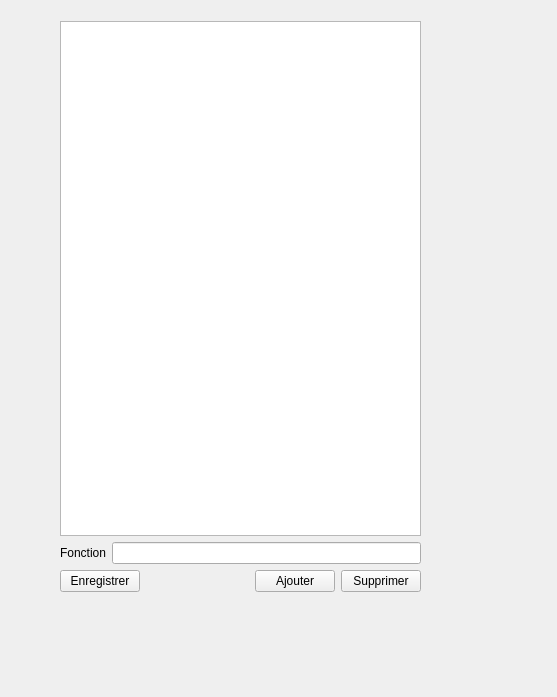
LucaSaricaLangevin/TP2-Luca-Steven, file ui/function.ui: the form before one commit.
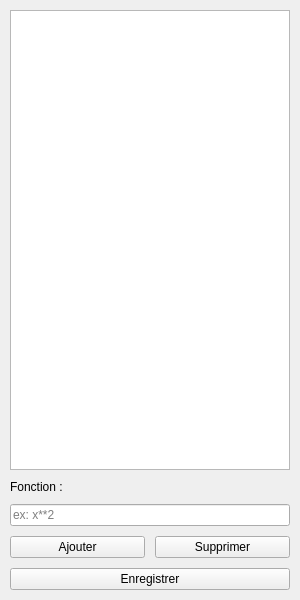
The form after the commit.

```diff
--- a/ui/function.ui
+++ b/ui/function.ui
@@ -6,63 +6,63 @@
    <rect>
     <x>0</x>
     <y>0</y>
-    <width>557</width>
-    <height>697</height>
+    <width>300</width>
+    <height>600</height>
    </rect>
   </property>
+  <property name="minimumSize">
+   <size>
+    <width>250</width>
+    <height>400</height>
+   </size>
+  </property>
   <property name="windowTitle">
    <string>DockWidget</string>
   </property>
   <widget class="QWidget" name="dockWidgetContents">
-   <widget class="QWidget" name="">
-    <property name="geometry">
-     <rect>
-      <x>60</x>
-      <y>21</y>
-      <width>361</width>
-      <height>571</height>
-     </rect>
+   <layout class="QVBoxLayout" name="mainVerticalLayout">
+    <property name="spacing">
+     <number>10</number>
     </property>
-    <layout class="QVBoxLayout" name="verticalLayout">
+    <property name="leftMargin">
+     <number>10</number>
+    </property>
+    <property name="topMargin">
+     <number>10</number>
+    </property>
+    <property name="rightMargin">
+     <number>10</number>
+    </property>
+    <property name="bottomMargin">
+     <number>10</number>
+    </property>
      <item>
-      <widget class="QListWidget" name="listWidget"/>
+     <widget class="QListWidget" name="listWidget">
+      <property name="alternatingRowColors">
+       <bool>true</bool>
+      </property>
+     </widget>
      </item>
      <item>
-      <layout class="QHBoxLayout" name="horizontalLayout_2">
+     <layout class="QVBoxLayout" name="inputLayout">
        <item>
         <widget class="QLabel" name="functionLabel">
          <property name="text">
-          <string>Fonction</string>
+         <string>Fonction :</string>
          </property>
         </widget>
        </item>
        <item>
-        <widget class="QLineEdit" name="functionLineEdit"/>
+       <widget class="QLineEdit" name="functionLineEdit">
+        <property name="placeholderText">
+         <string>ex: x**2</string>
+        </property>
+       </widget>
        </item>
       </layout>
      </item>
      <item>
-      <layout class="QHBoxLayout" name="horizontalLayout" stretch="0,0,0,0">
-       <item>
-        <widget class="QPushButton" name="saveButton">
-         <property name="text">
-          <string>Enregistrer</string>
-         </property>
-        </widget>
-       </item>
-       <item>
-        <spacer name="horizontalSpacer">
-         <property name="orientation">
-          <enum>Qt::Horizontal</enum>
-         </property>
-         <property name="sizeHint" stdset="0">
-          <size>
-           <width>40</width>
-           <height>20</height>
-          </size>
-         </property>
-        </spacer>
-       </item>
+     <layout class="QHBoxLayout" name="buttonsLayout">
        <item>
         <widget class="QPushButton" name="addButton">
          <property name="text">
@@ -79,8 +79,14 @@
        </item>
       </layout>
      </item>
-    </layout>
-   </widget>
+    <item>
+     <widget class="QPushButton" name="saveButton">
+      <property name="text">
+       <string>Enregistrer</string>
+      </property>
+     </widget>
+    </item>
+   </layout>
   </widget>
  </widget>
  <resources/>
```
Left out of the diff: 2 changed lines with no effect on the pictures. Lines whose indentation alone changed are shown as unchanged.
